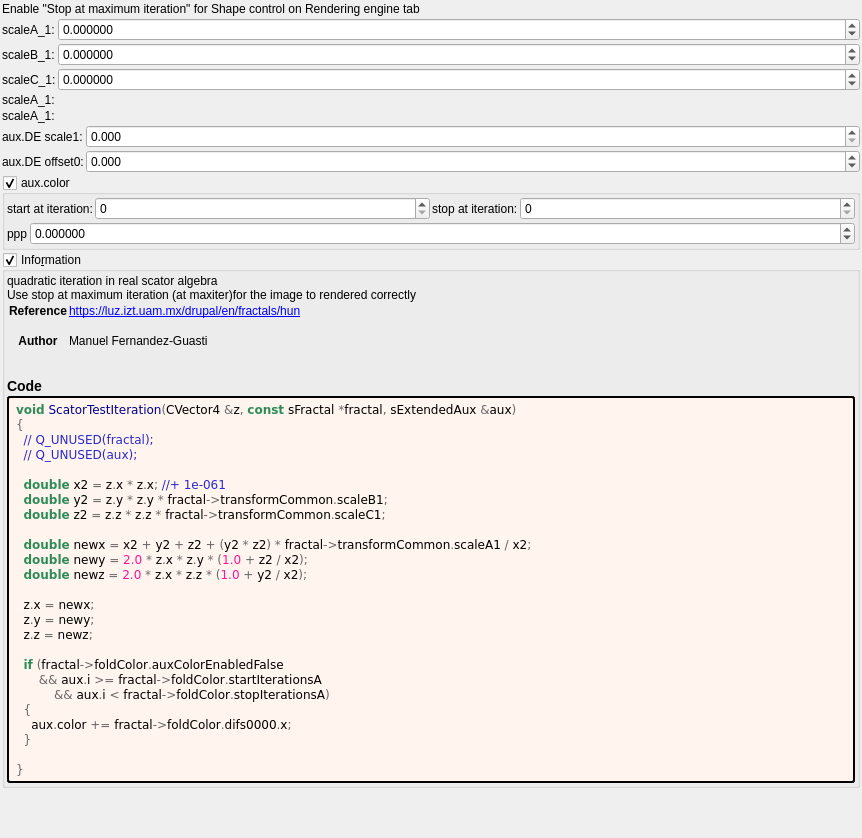
buddhi1980/mandelbulber2, file mandelbulber2/formula/ui/scator_test.ui: the form before one commit.
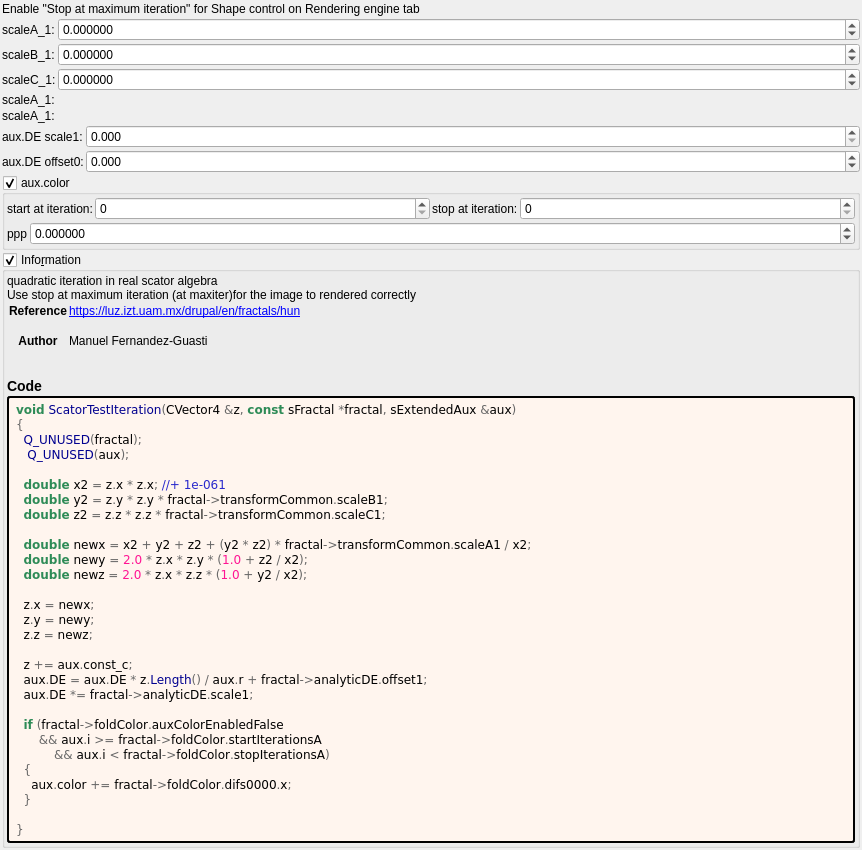
The form after the commit. Custom widgets are drawn as their Qt base class.

Patch:
```diff
--- a/mandelbulber2/formula/ui/scator_test.ui
+++ b/mandelbulber2/formula/ui/scator_test.ui
@@ -417,10 +417,10 @@
         </property>
         <property name="text">
          <string notr="true">&lt;body style=&quot;background-color:#fff5ee&quot;&gt;
-&lt;pre style=&quot;color:#000000; background-color:#fff5ee;  font-family:'Courier New',monospace;&quot;&gt;&lt;span style=&quot;color:#2e8b57; font-weight:bold&quot;&gt;void&lt;/span&gt; &lt;span style=&quot;color:#00008f&quot;&gt;ScatorTestIteration&lt;/span&gt;&lt;span style=&quot;color:#676767&quot;&gt;(&lt;/span&gt;CVector4 &lt;span style=&quot;color:#676767&quot;&gt;&amp;amp;&lt;/span&gt;z&lt;span style=&quot;color:#676767&quot;&gt;,&lt;/span&gt; &lt;span style=&quot;color:#2e8b57; font-weight:bold&quot;&gt;const&lt;/span&gt; sFractal &lt;span style=&quot;color:#676767&quot;&gt;*&lt;/span&gt;fractal&lt;span style=&quot;color:#676767&quot;&gt;,&lt;/span&gt; sExtendedAux &lt;span style=&quot;color:#676767&quot;&gt;&amp;amp;&lt;/span&gt;aux&lt;span style=&quot;color:#676767&quot;&gt;)&lt;/span&gt;
+&lt;pre style=&quot;color:#000000; background-color:#fff5ee;  font-family:&#039;Courier New&#039;,monospace;&quot;&gt;&lt;span style=&quot;color:#2e8b57; font-weight:bold&quot;&gt;void&lt;/span&gt; &lt;span style=&quot;color:#00008f&quot;&gt;ScatorTestIteration&lt;/span&gt;&lt;span style=&quot;color:#676767&quot;&gt;(&lt;/span&gt;CVector4 &lt;span style=&quot;color:#676767&quot;&gt;&amp;amp;&lt;/span&gt;z&lt;span style=&quot;color:#676767&quot;&gt;,&lt;/span&gt; &lt;span style=&quot;color:#2e8b57; font-weight:bold&quot;&gt;const&lt;/span&gt; sFractal &lt;span style=&quot;color:#676767&quot;&gt;*&lt;/span&gt;fractal&lt;span style=&quot;color:#676767&quot;&gt;,&lt;/span&gt; sExtendedAux &lt;span style=&quot;color:#676767&quot;&gt;&amp;amp;&lt;/span&gt;aux&lt;span style=&quot;color:#676767&quot;&gt;)&lt;/span&gt;
 &lt;span style=&quot;color:#676767&quot;&gt;{&lt;/span&gt;
-  &lt;span style=&quot;color:#2929cc&quot;&gt;// Q_UNUSED(fractal);&lt;/span&gt;
-  &lt;span style=&quot;color:#2929cc&quot;&gt;// Q_UNUSED(aux);&lt;/span&gt;
+  &lt;span style=&quot;color:#00008f&quot;&gt;Q_UNUSED&lt;/span&gt;&lt;span style=&quot;color:#676767&quot;&gt;(&lt;/span&gt;fractal&lt;span style=&quot;color:#676767&quot;&gt;);&lt;/span&gt;
+   &lt;span style=&quot;color:#00008f&quot;&gt;Q_UNUSED&lt;/span&gt;&lt;span style=&quot;color:#676767&quot;&gt;(&lt;/span&gt;aux&lt;span style=&quot;color:#676767&quot;&gt;);&lt;/span&gt;
 
   &lt;span style=&quot;color:#2e8b57; font-weight:bold&quot;&gt;double&lt;/span&gt; x2 &lt;span style=&quot;color:#676767&quot;&gt;=&lt;/span&gt; z&lt;span style=&quot;color:#676767&quot;&gt;.&lt;/span&gt;x &lt;span style=&quot;color:#676767&quot;&gt;*&lt;/span&gt; z&lt;span style=&quot;color:#676767&quot;&gt;.&lt;/span&gt;x&lt;span style=&quot;color:#676767&quot;&gt;;&lt;/span&gt; &lt;span style=&quot;color:#2929cc&quot;&gt;//+ 1e-061&lt;/span&gt;
   &lt;span style=&quot;color:#2e8b57; font-weight:bold&quot;&gt;double&lt;/span&gt; y2 &lt;span style=&quot;color:#676767&quot;&gt;=&lt;/span&gt; z&lt;span style=&quot;color:#676767&quot;&gt;.&lt;/span&gt;y &lt;span style=&quot;color:#676767&quot;&gt;*&lt;/span&gt; z&lt;span style=&quot;color:#676767&quot;&gt;.&lt;/span&gt;y &lt;span style=&quot;color:#676767&quot;&gt;*&lt;/span&gt; fractal&lt;span style=&quot;color:#676767&quot;&gt;-&amp;gt;&lt;/span&gt;transformCommon&lt;span style=&quot;color:#676767&quot;&gt;.&lt;/span&gt;scaleB1&lt;span style=&quot;color:#676767&quot;&gt;;&lt;/span&gt;
@@ -434,6 +434,10 @@
   z&lt;span style=&quot;color:#676767&quot;&gt;.&lt;/span&gt;y &lt;span style=&quot;color:#676767&quot;&gt;=&lt;/span&gt; newy&lt;span style=&quot;color:#676767&quot;&gt;;&lt;/span&gt;
   z&lt;span style=&quot;color:#676767&quot;&gt;.&lt;/span&gt;z &lt;span style=&quot;color:#676767&quot;&gt;=&lt;/span&gt; newz&lt;span style=&quot;color:#676767&quot;&gt;;&lt;/span&gt;
 
+  z &lt;span style=&quot;color:#676767&quot;&gt;+=&lt;/span&gt; aux&lt;span style=&quot;color:#676767&quot;&gt;.&lt;/span&gt;const_c&lt;span style=&quot;color:#676767&quot;&gt;;&lt;/span&gt;
+  aux&lt;span style=&quot;color:#676767&quot;&gt;.&lt;/span&gt;DE &lt;span style=&quot;color:#676767&quot;&gt;=&lt;/span&gt; aux&lt;span style=&quot;color:#676767&quot;&gt;.&lt;/span&gt;DE &lt;span style=&quot;color:#676767&quot;&gt;*&lt;/span&gt; z&lt;span style=&quot;color:#676767&quot;&gt;.&lt;/span&gt;&lt;span style=&quot;color:#00008f&quot;&gt;Length&lt;/span&gt;&lt;span style=&quot;color:#676767&quot;&gt;() /&lt;/span&gt; aux&lt;span style=&quot;color:#676767&quot;&gt;.&lt;/span&gt;r &lt;span style=&quot;color:#676767&quot;&gt;+&lt;/span&gt; fractal&lt;span style=&quot;color:#676767&quot;&gt;-&amp;gt;&lt;/span&gt;analyticDE&lt;span style=&quot;color:#676767&quot;&gt;.&lt;/span&gt;offset1&lt;span style=&quot;color:#676767&quot;&gt;;&lt;/span&gt;
+  aux&lt;span style=&quot;color:#676767&quot;&gt;.&lt;/span&gt;DE &lt;span style=&quot;color:#676767&quot;&gt;*=&lt;/span&gt; fractal&lt;span style=&quot;color:#676767&quot;&gt;-&amp;gt;&lt;/span&gt;analyticDE&lt;span style=&quot;color:#676767&quot;&gt;.&lt;/span&gt;scale1&lt;span style=&quot;color:#676767&quot;&gt;;&lt;/span&gt;
+
   &lt;span style=&quot;color:#2e8b57; font-weight:bold&quot;&gt;if&lt;/span&gt; &lt;span style=&quot;color:#676767&quot;&gt;(&lt;/span&gt;fractal&lt;span style=&quot;color:#676767&quot;&gt;-&amp;gt;&lt;/span&gt;foldColor&lt;span style=&quot;color:#676767&quot;&gt;.&lt;/span&gt;auxColorEnabledFalse
       &lt;span style=&quot;color:#676767&quot;&gt;&amp;amp;&amp;amp;&lt;/span&gt; aux&lt;span style=&quot;color:#676767&quot;&gt;.&lt;/span&gt;i &lt;span style=&quot;color:#676767&quot;&gt;&amp;gt;=&lt;/span&gt; fractal&lt;span style=&quot;color:#676767&quot;&gt;-&amp;gt;&lt;/span&gt;foldColor&lt;span style=&quot;color:#676767&quot;&gt;.&lt;/span&gt;startIterationsA
           &lt;span style=&quot;color:#676767&quot;&gt;&amp;amp;&amp;amp;&lt;/span&gt; aux&lt;span style=&quot;color:#676767&quot;&gt;.&lt;/span&gt;i &lt;span style=&quot;color:#676767&quot;&gt;&amp;lt;&lt;/span&gt; fractal&lt;span style=&quot;color:#676767&quot;&gt;-&amp;gt;&lt;/span&gt;foldColor&lt;span style=&quot;color:#676767&quot;&gt;.&lt;/span&gt;stopIterationsA&lt;span style=&quot;color:#676767&quot;&gt;)&lt;/span&gt;
```
Left out of the diff: 2 changed lines with no effect on the pictures.
